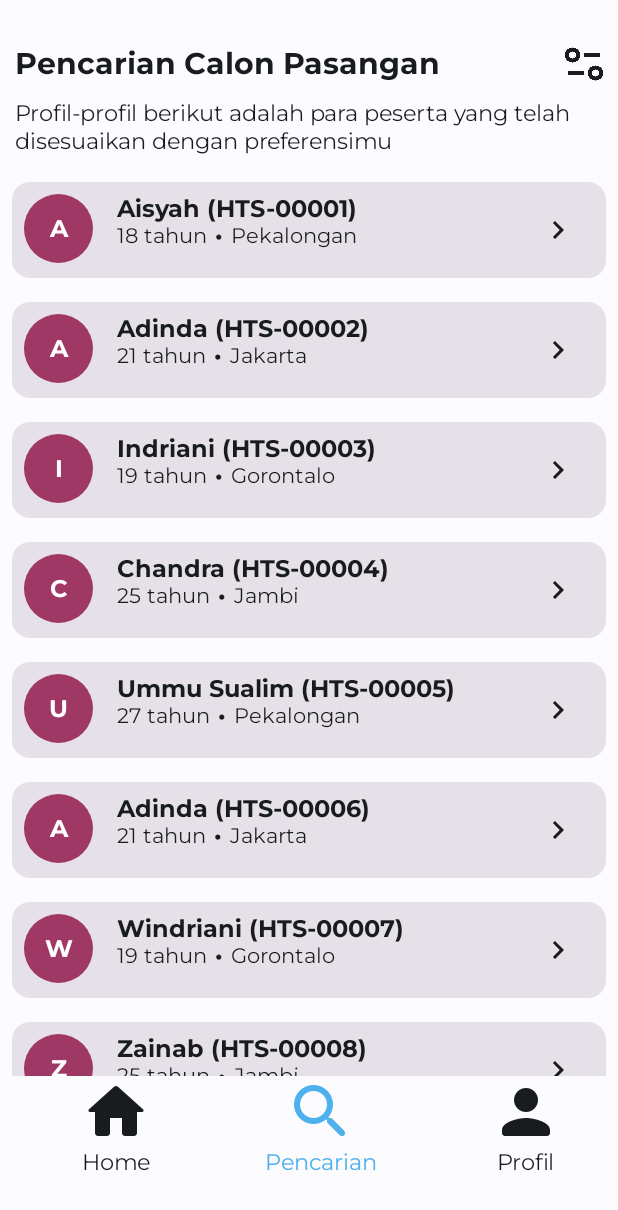
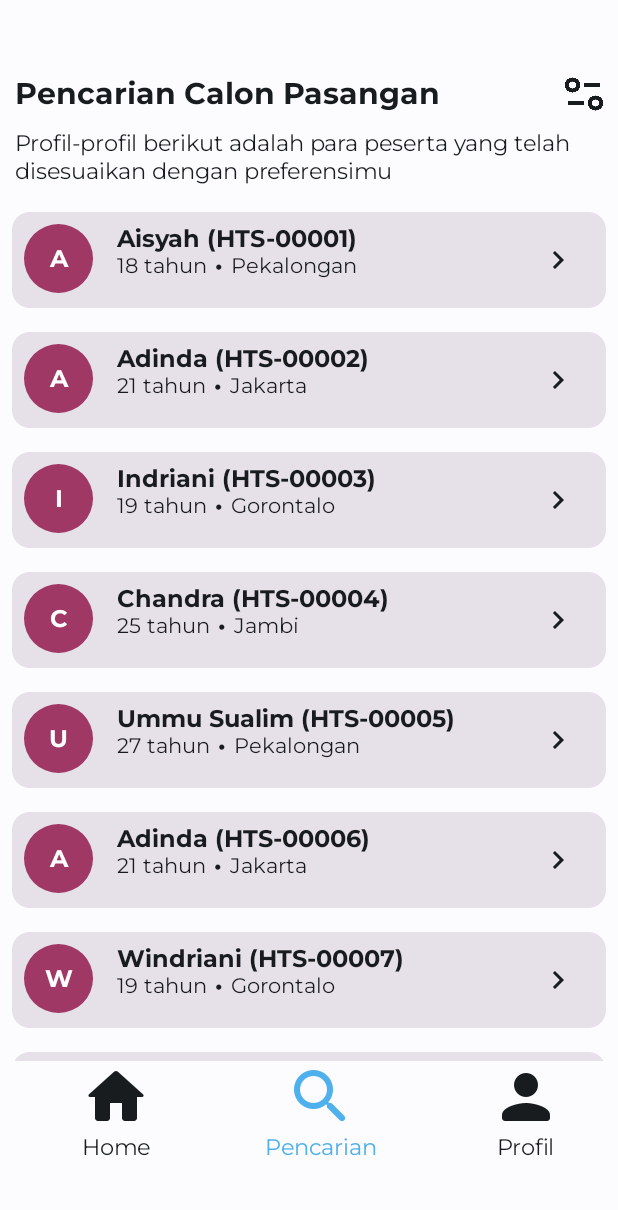
Before and after one commit to MuhammadHsiIT/quiz3-lvl3-sandbox, an Android app built with Jetpack Compose: the screen it shows after launch (MainActivity), on a phone screen of 412 x 824 dp. Shown: the top 1210 px of the screen. Run offline under Robolectric (Android 15) with nearby library versions, the light colour scheme and no system bars.

Commit message:
update readme.md

```diff
--- a/app/src/main/java/com/example/quiz3/MainActivity.kt
+++ b/app/src/main/java/com/example/quiz3/MainActivity.kt
@@ -75,11 +75,11 @@
 
 @Composable
 fun Quiz3App() {
-    Scaffold(bottomBar = { Quiz3BottomAppBar()}, modifier = Modifier.padding(bottom = 40.dp)) { it ->
+    Scaffold(bottomBar = { Quiz3BottomAppBar()}, modifier = Modifier.padding(bottom = 50.dp)) { it ->
         Column(
 
             horizontalAlignment = Alignment.CenterHorizontally) {
-            Column(modifier = Modifier.padding(start = 10.dp, end = 10.dp, bottom = 10.dp, top = 30.dp)) {
+            Column(modifier = Modifier.padding(start = 10.dp, end = 10.dp, bottom = 10.dp, top = 50.dp)) {
                 Row() {
                     Text(
                         text = stringResource(R.string.title),
```
